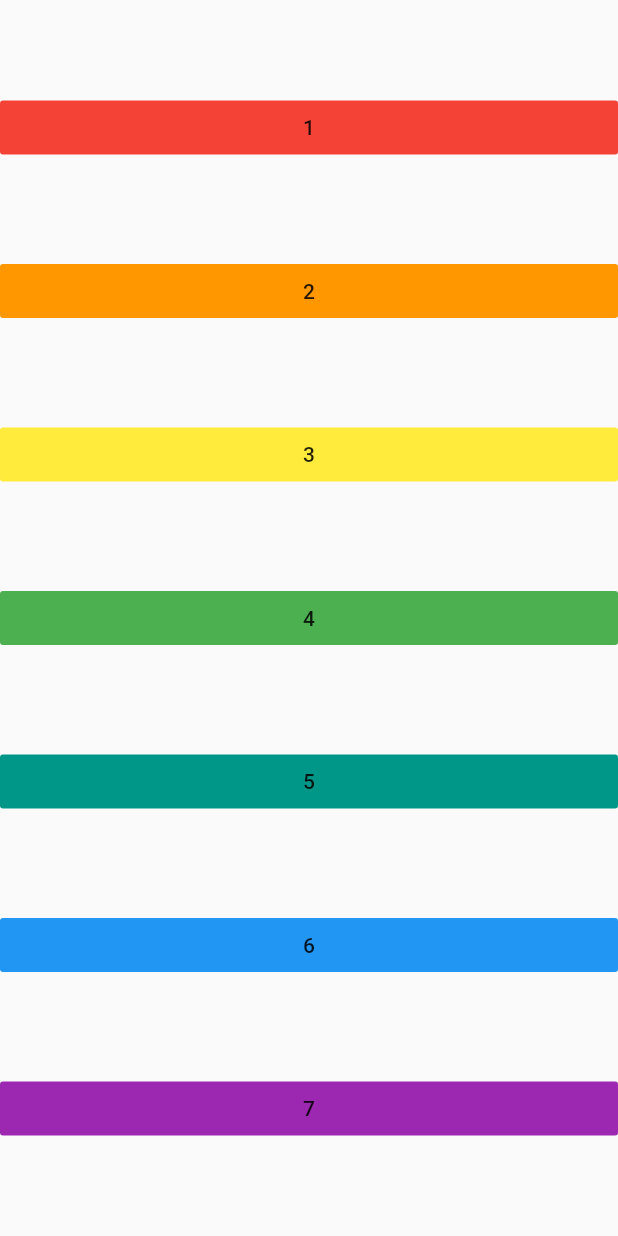
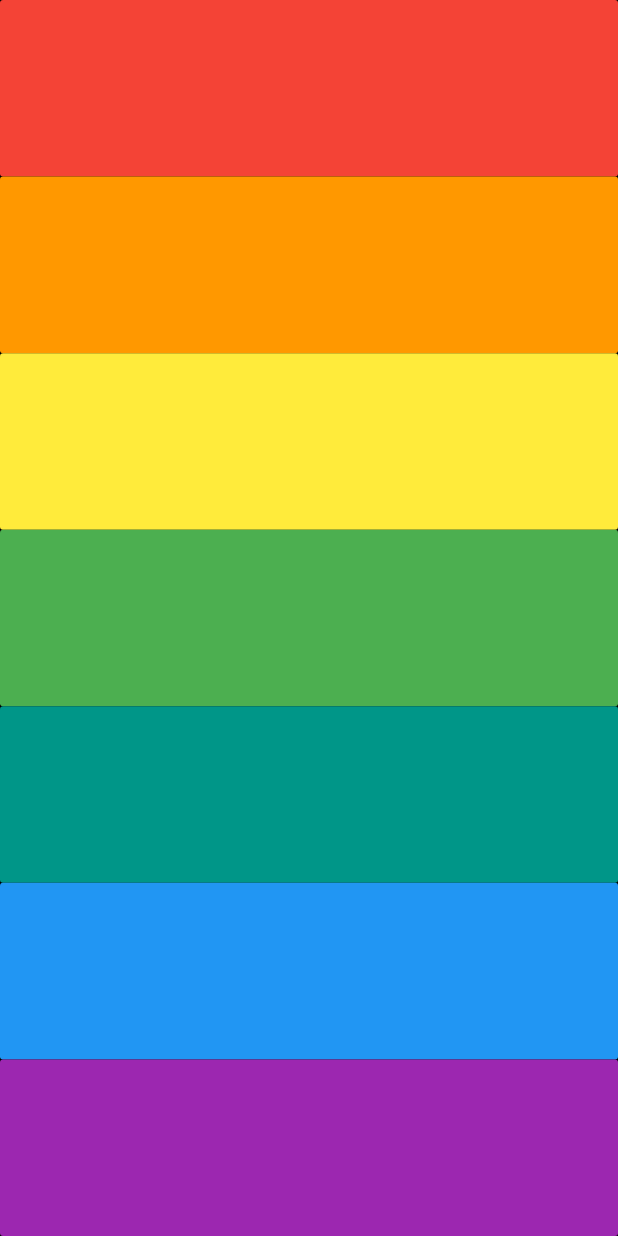
Before and after one commit to bhatiak2050/flutter-xylophone, a Flutter app: the screen it shows after launch, on a phone screen of 412 x 824 dp. Run offline on Flutter 3.47's test engine with Material 2 defaults, Android fonts, the phone set to English and light mode, and no system bars; our stand-ins replace audioplayers.

Commit message:
add expanded widget

```diff
--- a/lib/main.dart
+++ b/lib/main.dart
@@ -5,14 +5,15 @@ void main() => runApp(XylophoneApp());
 
 class XylophoneApp extends StatelessWidget {
 
-  FlatButton drawButton(int no, MaterialColor color){
-    return FlatButton(
-      color: color,
-      child: Text(no.toString()),
-      onPressed: () {
-        final player = AudioCache();
-        player.play('note$no.wav');
-      },
+  Expanded drawButton(int no, MaterialColor color){
+    return Expanded(
+      child: FlatButton(
+        color: color,
+        onPressed: () {
+          final player = AudioCache();
+          player.play('note$no.wav');
+        }, child: null,
+      ),
     );
   }
 
@@ -20,6 +21,7 @@ class XylophoneApp extends StatelessWidget {
   Widget build(BuildContext context) {
     return MaterialApp(
       home: Scaffold(
+        backgroundColor: Colors.black,
         body: SafeArea(
           child: Center(
             child: Column(
```
